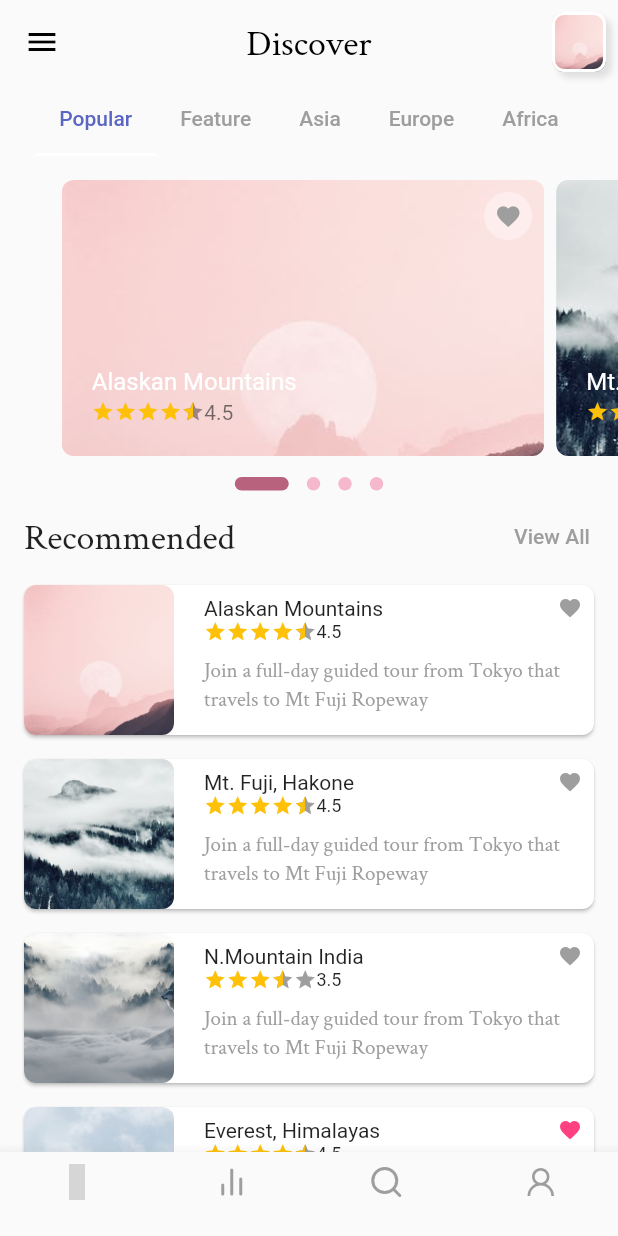
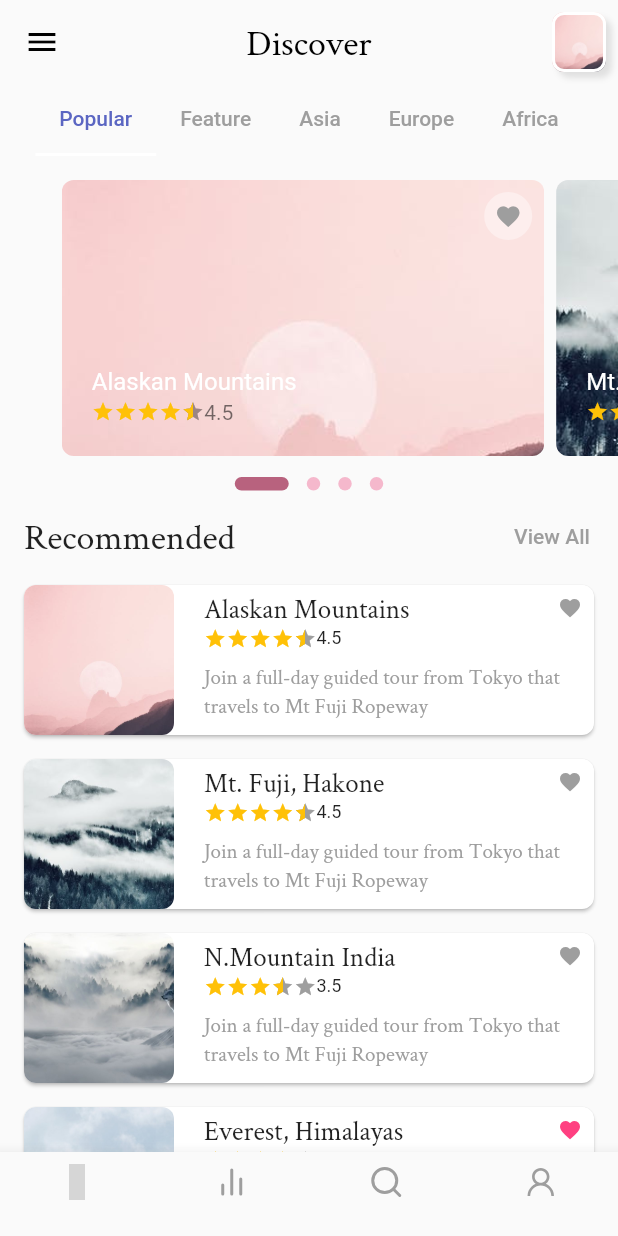
Before and after one commit to danagbemava/mountain-ui-flutter, a Flutter app: the HomeScreen screen opened directly, on a phone screen of 412 x 824 dp. Run offline on Flutter 3.47's test engine with Material 2 defaults, Android fonts, the phone set to English and light mode, and no system bars; drawn by our look-alikes of carousel_slider, dots_indicator, flutter_rating_bar; our stand-ins replace flutter_vector_icons; missing offline and left inert: image_stack; grey boxes are pictures that could not be loaded.

```diff
--- a/lib/screens/home.dart
+++ b/lib/screens/home.dart
@@ -388,7 +388,13 @@ class _HomeScreenState extends State<HomeScreen> {
                     Row(
                       mainAxisAlignment: MainAxisAlignment.spaceBetween,
                       children: <Widget>[
-                        Container(child: Text(item.name)),
+                        Container(
+                          child: Text(
+                            item.name,
+                            style:
+                                TextStyle(fontFamily: 'Crimson', fontSize: 18),
+                          ),
+                        ),
                         Container(
                           child: Icon(
                             Icons.favorite,
```
Also changed, not shown: mountains.png (added), 3 other files.
